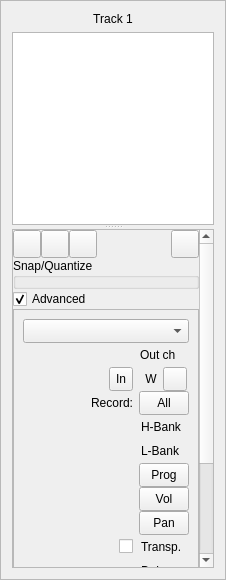
First picture: the form in oom/widgets/mtrackinfobase.ui, repository ccherrett/oom, before the edit.
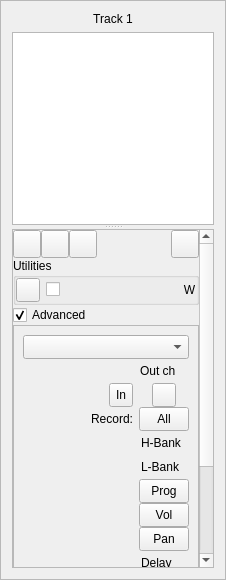
Second picture: the form after the edit. Custom widgets are drawn as their Qt base class.

Commit message: Moved transpose from advanced to Utils area

The edit to the form file:
```diff
--- a/oom/widgets/mtrackinfobase.ui
+++ b/oom/widgets/mtrackinfobase.ui
@@ -116,7 +116,7 @@
          <x>0</x>
          <y>0</y>
          <width>188</width>
-         <height>514</height>
+         <height>522</height>
         </rect>
        </property>
        <layout class="QVBoxLayout" name="verticalLayout_5">
@@ -276,11 +276,11 @@
           <item>
            <widget class="QGroupBox" name="groupBox">
             <property name="title">
-             <string>Snap/Quantize</string>
+             <string>Utilities</string>
             </property>
             <layout class="QVBoxLayout" name="verticalLayout_4">
              <property name="spacing">
-              <number>0</number>
+              <number>-1</number>
              </property>
              <property name="margin">
               <number>0</number>
@@ -288,8 +288,120 @@
              <item>
               <layout class="QVBoxLayout" name="controlsBox">
                <property name="spacing">
+                <number>2</number>
+               </property>
+              </layout>
+             </item>
+             <item>
+              <layout class="QHBoxLayout" name="horizontalLayout_6">
+               <property name="topMargin">
                 <number>0</number>
                </property>
+               <item>
+                <widget class="QPushButton" name="pushButton">
+                 <property name="minimumSize">
+                  <size>
+                   <width>24</width>
+                   <height>24</height>
+                  </size>
+                 </property>
+                 <property name="maximumSize">
+                  <size>
+                   <width>24</width>
+                   <height>24</height>
+                  </size>
+                 </property>
+                 <property name="toolTip">
+                  <string>Toggle on/off transpose globally for all parts in this PianoRoll instance</string>
+                 </property>
+                 <property name="text">
+                  <string/>
+                 </property>
+                 <property name="checkable">
+                  <bool>true</bool>
+                 </property>
+                </widget>
+               </item>
+               <item>
+                <widget class="QCheckBox" name="chkTranspose">
+                 <property name="toolTip">
+                  <string>Toggle transpose mode</string>
+                 </property>
+                 <property name="text">
+                  <string/>
+                 </property>
+                </widget>
+               </item>
+               <item>
+                <widget class="SpinBox" name="iTransp" native="true">
+                 <property name="sizePolicy">
+                  <sizepolicy hsizetype="Expanding" vsizetype="Fixed">
+                   <horstretch>1</horstretch>
+                   <verstretch>0</verstretch>
+                  </sizepolicy>
+                 </property>
+                 <property name="minimumSize">
+                  <size>
+                   <width>0</width>
+                   <height>24</height>
+                  </size>
+                 </property>
+                 <property name="toolTip">
+                  <string>Transpose position for the current track</string>
+                 </property>
+                 <property name="specialValueText" stdset="0">
+                  <string>off</string>
+                 </property>
+                 <property name="maximum" stdset="0">
+                  <number>127</number>
+                 </property>
+                 <property name="minimum" stdset="0">
+                  <number>-127</number>
+                 </property>
+                 <property name="value" stdset="0">
+                  <number>1</number>
+                 </property>
+                </widget>
+               </item>
+               <item>
+                <widget class="QLabel" name="iChanDetectLabel">
+                 <property name="sizePolicy">
+                  <sizepolicy hsizetype="Expanding" vsizetype="Fixed">
+                   <horstretch>0</horstretch>
+                   <verstretch>0</verstretch>
+                  </sizepolicy>
+                 </property>
+                 <property name="minimumSize">
+                  <size>
+                   <width>0</width>
+                   <height>0</height>
+                  </size>
+                 </property>
+                 <property name="maximumSize">
+                  <size>
+                   <width>24</width>
+                   <height>24</height>
+                  </size>
+                 </property>
+                 <property name="toolTip">
+                  <string>Input detect</string>
+                 </property>
+                 <property name="whatsThis">
+                  <string>Input detect indicator. Detects all note on-off, controller, aftertouch, 
+                  program change, and pitchbend (but not sysex or realtime) events 
+                  on the selected channels, on the selected midi ports.</string>
+                 </property>
+                 <property name="text">
+                  <string>W</string>
+                 </property>
+                 <property name="alignment">
+                  <set>Qt::AlignCenter</set>
+                 </property>
+                 <property name="wordWrap">
+                  <bool>false</bool>
+                 </property>
+                </widget>
+               </item>
               </layout>
              </item>
             </layout>
@@ -360,31 +472,6 @@
                <property name="topMargin">
                 <number>0</number>
                </property>
-               <item row="13" column="2">
-                <widget class="QLabel" name="TextLabel9">
-                 <property name="sizePolicy">
-                  <sizepolicy hsizetype="Minimum" vsizetype="Fixed">
-                   <horstretch>0</horstretch>
-                   <verstretch>0</verstretch>
-                  </sizepolicy>
-                 </property>
-                 <property name="minimumSize">
-                  <size>
-                   <width>20</width>
-                   <height>24</height>
-                  </size>
-                 </property>
-                 <property name="text">
-                  <string>Transp.</string>
-                 </property>
-                 <property name="wordWrap">
-                  <bool>false</bool>
-                 </property>
-                 <property name="indent">
-                  <number>2</number>
-                 </property>
-                </widget>
-               </item>
                <item row="15" column="1">
                 <widget class="SpinBox" name="iVerz" native="true">
                  <property name="sizePolicy">
@@ -1004,45 +1091,6 @@
                  <property name="sizeConstraint">
                   <enum>QLayout::SetFixedSize</enum>
                  </property>
-                 <item>
-                  <widget class="QLabel" name="iChanDetectLabel">
-                   <property name="sizePolicy">
-                    <sizepolicy hsizetype="Expanding" vsizetype="Fixed">
-                     <horstretch>0</horstretch>
-                     <verstretch>0</verstretch>
-                    </sizepolicy>
-                   </property>
-                   <property name="minimumSize">
-                    <size>
-                     <width>0</width>
-                     <height>0</height>
-                    </size>
-                   </property>
-                   <property name="maximumSize">
-                    <size>
-                     <width>24</width>
-                     <height>24</height>
-                    </size>
-                   </property>
-                   <property name="toolTip">
-                    <string>input detect</string>
-                   </property>
-                   <property name="whatsThis">
-                    <string>Input detect indicator. Detects all note on-off, controller, aftertouch, 
-                  program change, and pitchbend (but not sysex or realtime) events 
-                  on the selected channels, on the selected midi ports.</string>
-                   </property>
-                   <property name="text">
-                    <string>W</string>
-                   </property>
-                   <property name="alignment">
-                    <set>Qt::AlignCenter</set>
-                   </property>
-                   <property name="wordWrap">
-                    <bool>false</bool>
-                   </property>
-                  </widget>
-                 </item>
                  <item>
                   <widget class="QToolButton" name="recEchoButton">
                    <property name="sizePolicy">
@@ -1157,44 +1205,6 @@
                  <property name="topMargin">
                   <number>0</number>
                  </property>
-                 <item>
-                  <widget class="SpinBox" name="iTransp" native="true">
-                   <property name="sizePolicy">
-                    <sizepolicy hsizetype="Expanding" vsizetype="Fixed">
-                     <horstretch>1</horstretch>
-                     <verstretch>0</verstretch>
-                    </sizepolicy>
-                   </property>
-                   <property name="minimumSize">
-                    <size>
-                     <width>20</width>
-                     <height>24</height>
-                    </size>
-                   </property>
-                   <property name="specialValueText" stdset="0">
-                    <string>off</string>
-                   </property>
-                   <property name="maximum" stdset="0">
-                    <number>127</number>
-                   </property>
-                   <property name="minimum" stdset="0">
-                    <number>-127</number>
-                   </property>
-                   <property name="value" stdset="0">
-                    <number>1</number>
-                   </property>
-                  </widget>
-                 </item>
-                 <item>
-                  <widget class="QCheckBox" name="chkTranspose">
-                   <property name="toolTip">
-                    <string>Toggle transpose mode</string>
-                   </property>
-                   <property name="text">
-                    <string/>
-                   </property>
-                  </widget>
-                 </item>
                 </layout>
                </item>
               </layout>
```
Left out of the diff: 2 changed lines with no effect on the pictures. The commit also changes 5 other files.
